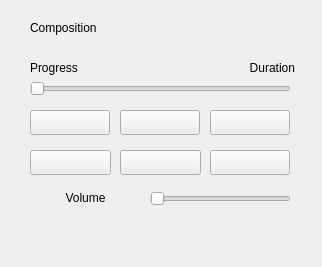
This is widget.ui in ZellosMet/MediaPlayer as Qt 5 draws it before an edit. The edited form follows.
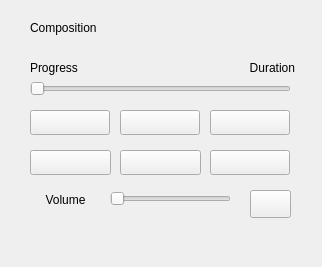
This is the edited form. Icons and pictures are not drawn.

The edit to the form file:
```diff
--- a/widget.ui
+++ b/widget.ui
@@ -116,12 +116,15 @@
   <widget class="QSlider" name="hsVolume">
    <property name="geometry">
     <rect>
-     <x>150</x>
+     <x>110</x>
      <y>190</y>
-     <width>141</width>
+     <width>121</width>
      <height>18</height>
     </rect>
    </property>
+   <property name="maximum">
+    <number>100</number>
+   </property>
    <property name="orientation">
     <enum>Qt::Horizontal</enum>
    </property>
@@ -129,10 +132,10 @@
   <widget class="QLabel" name="lVolume">
    <property name="geometry">
     <rect>
-     <x>40</x>
+     <x>30</x>
      <y>190</y>
-     <width>91</width>
-     <height>16</height>
+     <width>71</width>
+     <height>20</height>
     </rect>
    </property>
    <property name="text">
@@ -187,6 +190,19 @@
     <set>Qt::AlignRight|Qt::AlignTrailing|Qt::AlignVCenter</set>
    </property>
   </widget>
+  <widget class="QPushButton" name="btnMute">
+   <property name="geometry">
+    <rect>
+     <x>250</x>
+     <y>190</y>
+     <width>41</width>
+     <height>28</height>
+    </rect>
+   </property>
+   <property name="text">
+    <string/>
+   </property>
+  </widget>
  </widget>
  <resources>
   <include location="icons.qrc"/>
```
Left out of the diff: 12 changed lines with no effect on the pictures.
